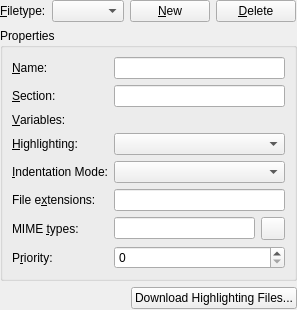
Before: the Qt Designer form src/dialogs/filetypeconfigwidget.ui in KDE/ktexteditor, drawn with Qt 5.
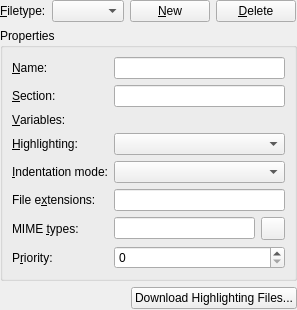
After: the same form once the commit is applied. Custom widgets are drawn as their Qt base class.

Commit message:
Use sentence style capitalization with label texts of edit fields
Summary: Cmp. https://community.kde.org/KDE_Visual_Design_Group/HIG/Capitalization

Reviewers: #kate, cullmann

Reviewed By: #kate, cullmann

Subscribers: cullmann, kwrite-devel, #frameworks

Tags: #frameworks

Patch:
```diff
--- a/src/dialogs/filetypeconfigwidget.ui
+++ b/src/dialogs/filetypeconfigwidget.ui
@@ -133,7 +133,7 @@
       <item row="4" column="0">
        <widget class="QLabel" name="lblIndenter">
         <property name="text">
-         <string>&amp;Indentation Mode:</string>
+         <string>&amp;Indentation mode:</string>
         </property>
         <property name="buddy">
          <cstring>cmbIndenter</cstring>
```
The commit also changes 3 other files.
